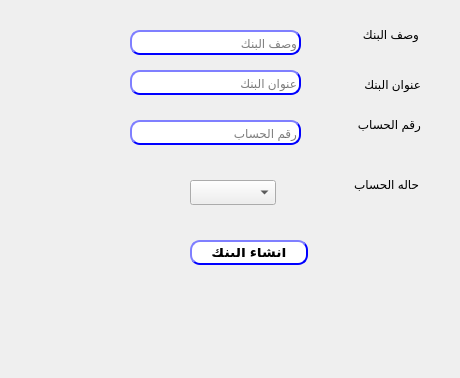
Before: the Qt Designer form presentation/installment_ui/createbank.ui in Hossam01/HyperPOS2020Design, drawn with Qt 5.
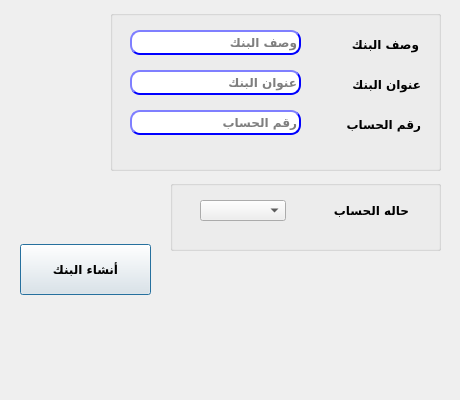
After: the same form once the commit is applied.

```diff
--- a/presentation/installment_ui/createbank.ui
+++ b/presentation/installment_ui/createbank.ui
@@ -7,21 +7,195 @@
     <x>0</x>
     <y>0</y>
     <width>460</width>
-    <height>378</height>
+    <height>400</height>
    </rect>
   </property>
+  <property name="minimumSize">
+   <size>
+    <width>460</width>
+    <height>400</height>
+   </size>
+  </property>
+  <property name="maximumSize">
+   <size>
+    <width>460</width>
+    <height>400</height>
+   </size>
+  </property>
   <property name="windowTitle">
    <string>أنشاء بنك</string>
   </property>
+  <widget class="QPushButton" name="BTN_createBank">
+   <property name="geometry">
+    <rect>
+     <x>20</x>
+     <y>244</y>
+     <width>131</width>
+     <height>51</height>
+    </rect>
+   </property>
+   <property name="font">
+    <font>
+     <family>29LT Bukra Regular</family>
+     <pointsize>9</pointsize>
+     <weight>75</weight>
+     <bold>true</bold>
+    </font>
+   </property>
+   <property name="styleSheet">
+    <string notr="true"/>
+   </property>
+   <property name="text">
+    <string>أنشاء البنك</string>
+   </property>
+  </widget>
+  <widget class="QGroupBox" name="groupBox">
+   <property name="geometry">
+    <rect>
+     <x>170</x>
+     <y>180</y>
+     <width>271</width>
+     <height>71</height>
+    </rect>
+   </property>
+   <property name="title">
+    <string/>
+   </property>
+   <widget class="QLabel" name="label_8">
+    <property name="geometry">
+     <rect>
+      <x>140</x>
+      <y>20</y>
+      <width>99</width>
+      <height>21</height>
+     </rect>
+    </property>
+    <property name="font">
+     <font>
+      <family>29LT Bukra Regular</family>
+      <pointsize>9</pointsize>
+      <weight>75</weight>
+      <bold>true</bold>
+     </font>
+    </property>
+    <property name="text">
+     <string>حاله الحساب</string>
+    </property>
+   </widget>
+   <widget class="QComboBox" name="CMB_bankStatus">
+    <property name="geometry">
+     <rect>
+      <x>30</x>
+      <y>20</y>
+      <width>86</width>
+      <height>21</height>
+     </rect>
+    </property>
+    <property name="font">
+     <font>
+      <family>29LT Bukra Regular</family>
+      <pointsize>9</pointsize>
+      <weight>75</weight>
+      <bold>true</bold>
+     </font>
+    </property>
+   </widget>
+  </widget>
+  <widget class="QGroupBox" name="groupBox_2">
+   <property name="geometry">
+    <rect>
+     <x>110</x>
+     <y>10</y>
+     <width>331</width>
+     <height>161</height>
+    </rect>
+   </property>
+   <property name="title">
+    <string/>
+   </property>
+   <widget class="QLabel" name="label_3">
+    <property name="geometry">
+     <rect>
+      <x>220</x>
+      <y>100</y>
+      <width>91</width>
+      <height>29</height>
+     </rect>
+    </property>
+    <property name="font">
+     <font>
+      <family>29LT Bukra Regular</family>
+      <pointsize>9</pointsize>
+      <weight>75</weight>
+      <bold>true</bold>
+     </font>
+    </property>
+    <property name="text">
+     <string>رقم الحساب</string>
+    </property>
+   </widget>
+   <widget class="QLineEdit" name="LE_accountNumber">
+    <property name="geometry">
+     <rect>
+      <x>20</x>
+      <y>100</y>
+      <width>171</width>
+      <height>25</height>
+     </rect>
+    </property>
+    <property name="font">
+     <font>
+      <family>29LT Bukra Regular</family>
+      <pointsize>9</pointsize>
+      <weight>75</weight>
+      <bold>true</bold>
+     </font>
+    </property>
+    <property name="styleSheet">
+     <string notr="true">QLineEdit{
+                                        background-color: white;
+                                        border-style: outset;
+                                        border-width: 2px;
+                                        border-radius: 10px;
+                                        border-color: blue;
+                                        min-width: 6em;
+                                        }
+                                        QLineEdit:hover {
+                                        background: qradialgradient(
+                                        cx: 0.3, cy: -0.4, fx: 0.3, fy: -0.4,
+                                        radius: 1.35, stop: 0 #fff, stop: 1 #bbb
+                                        );
+                                        }
+                                       QLineEdit:pressed {
+                                        border-style: inset;
+                                        background: qradialgradient(
+                                        cx: 0.4, cy: -0.1, fx: 0.4, fy: -0.1,
+                                        radius: 1.35, stop: 0 #fff, stop: 1 #ddd
+                                        );
+                                        }
+                                    </string>
+    </property>
+    <property name="placeholderText">
+     <string>رقم الحساب</string>
+    </property>
+   </widget>
   <widget class="QLineEdit" name="LE_bankDesc">
    <property name="geometry">
     <rect>
-     <x>130</x>
-     <y>30</y>
+      <x>20</x>
+      <y>20</y>
      <width>171</width>
      <height>25</height>
     </rect>
    </property>
+    <property name="font">
+     <font>
+      <family>29LT Bukra Regular</family>
+      <pointsize>9</pointsize>
+      <weight>75</weight>
+      <bold>true</bold>
+     </font>
+    </property>
    <property name="styleSheet">
     <string notr="true">QLineEdit{
                                         background-color: white;
@@ -50,15 +224,44 @@
     <string>وصف البنك</string>
    </property>
   </widget>
+   <widget class="QLabel" name="label_2">
+    <property name="geometry">
+     <rect>
+      <x>200</x>
+      <y>60</y>
+      <width>111</width>
+      <height>29</height>
+     </rect>
+    </property>
+    <property name="font">
+     <font>
+      <family>29LT Bukra Regular</family>
+      <pointsize>9</pointsize>
+      <weight>75</weight>
+      <bold>true</bold>
+     </font>
+    </property>
+    <property name="text">
+     <string>عنوان البنك</string>
+    </property>
+   </widget>
   <widget class="QLineEdit" name="LE_bankAddress">
    <property name="geometry">
     <rect>
-     <x>130</x>
-     <y>70</y>
+      <x>20</x>
+      <y>60</y>
      <width>171</width>
      <height>25</height>
     </rect>
    </property>
+    <property name="font">
+     <font>
+      <family>29LT Bukra Regular</family>
+      <pointsize>9</pointsize>
+      <weight>75</weight>
+      <bold>true</bold>
+     </font>
+    </property>
    <property name="styleSheet">
     <string notr="true">QLineEdit{
                                         background-color: white;
@@ -96,144 +299,31 @@
     <string>عنوان البنك</string>
    </property>
   </widget>
-  <widget class="QPushButton" name="BTN_createBank">
-   <property name="geometry">
-    <rect>
-     <x>190</x>
-     <y>240</y>
-     <width>118</width>
-     <height>25</height>
-    </rect>
-   </property>
-   <property name="styleSheet">
-    <string notr="true">QPushButton{
-                                        background-color: white;
-                                        border-style: outset;
-                                        border-width: 2px;
-                                        border-radius: 10px;
-                                        border-color: blue;
-                                        font: bold 14px;
-                                        min-width: 6em;
-                                         padding: 6px;
-                                        }
-                                        QPushButton:hover {
-                                        background: qradialgradient(
-                                        cx: 0.3, cy: -0.4, fx: 0.3, fy: -0.4,
-                                        radius: 1.35, stop: 0 #fff, stop: 1 #bbb
-                                        );
-                                        }
-                                        QPushButton:pressed {
-                                        border-style: inset;
-                                        background: qradialgradient(
-                                        cx: 0.4, cy: -0.1, fx: 0.4, fy: -0.1,
-                                        radius: 1.35, stop: 0 #fff, stop: 1 #ddd
-                                        );
-                                        }
-                                    </string>
-   </property>
-   <property name="text">
-    <string>أنشاء البنك</string>
-   </property>
-  </widget>
-  <widget class="QLabel" name="label_2">
-   <property name="geometry">
-    <rect>
-     <x>310</x>
-     <y>70</y>
-     <width>111</width>
-     <height>29</height>
-    </rect>
-   </property>
-   <property name="text">
-    <string>عنوان البنك</string>
-   </property>
-  </widget>
-  <widget class="QLineEdit" name="LE_accountNumber">
-   <property name="geometry">
-    <rect>
-     <x>130</x>
-     <y>120</y>
-     <width>171</width>
-     <height>25</height>
-    </rect>
-   </property>
-   <property name="styleSheet">
-    <string notr="true">QLineEdit{
-                                        background-color: white;
-                                        border-style: outset;
-                                        border-width: 2px;
-                                        border-radius: 10px;
-                                        border-color: blue;
-                                        min-width: 6em;
-                                        }
-                                        QLineEdit:hover {
-                                        background: qradialgradient(
-                                        cx: 0.3, cy: -0.4, fx: 0.3, fy: -0.4,
-                                        radius: 1.35, stop: 0 #fff, stop: 1 #bbb
-                                        );
-                                        }
-                                       QLineEdit:pressed {
-                                        border-style: inset;
-                                        background: qradialgradient(
-                                        cx: 0.4, cy: -0.1, fx: 0.4, fy: -0.1,
-                                        radius: 1.35, stop: 0 #fff, stop: 1 #ddd
-                                        );
-                                        }
-                                    </string>
-   </property>
-   <property name="placeholderText">
-    <string>رقم الحساب</string>
-   </property>
-  </widget>
-  <widget class="QLabel" name="label_3">
-   <property name="geometry">
-    <rect>
-     <x>330</x>
-     <y>110</y>
-     <width>91</width>
-     <height>29</height>
-    </rect>
-   </property>
-   <property name="text">
-    <string>رقم الحساب</string>
-   </property>
-  </widget>
   <widget class="QLabel" name="label_6">
    <property name="geometry">
     <rect>
-     <x>320</x>
+      <x>210</x>
      <y>20</y>
      <width>99</width>
      <height>29</height>
     </rect>
    </property>
+    <property name="font">
+     <font>
+      <family>29LT Bukra Regular</family>
+      <pointsize>9</pointsize>
+      <weight>75</weight>
+      <bold>true</bold>
+     </font>
+    </property>
    <property name="text">
     <string>وصف البنك</string>
    </property>
   </widget>
-  <widget class="QLabel" name="label_8">
-   <property name="geometry">
-    <rect>
-     <x>320</x>
-     <y>170</y>
-     <width>99</width>
-     <height>29</height>
-    </rect>
-   </property>
-   <property name="text">
-    <string>حاله الحساب</string>
-   </property>
   </widget>
-  <widget class="QComboBox" name="CMB_bankStatus">
-   <property name="geometry">
-    <rect>
-     <x>190</x>
-     <y>180</y>
-     <width>86</width>
-     <height>25</height>
-    </rect>
-   </property>
-  </widget>
+  <zorder>groupBox</zorder>
+  <zorder>groupBox_2</zorder>
+  <zorder>BTN_createBank</zorder>
  </widget>
  <resources/>
  <connections/>
```
Lines whose indentation alone changed are shown as unchanged.
